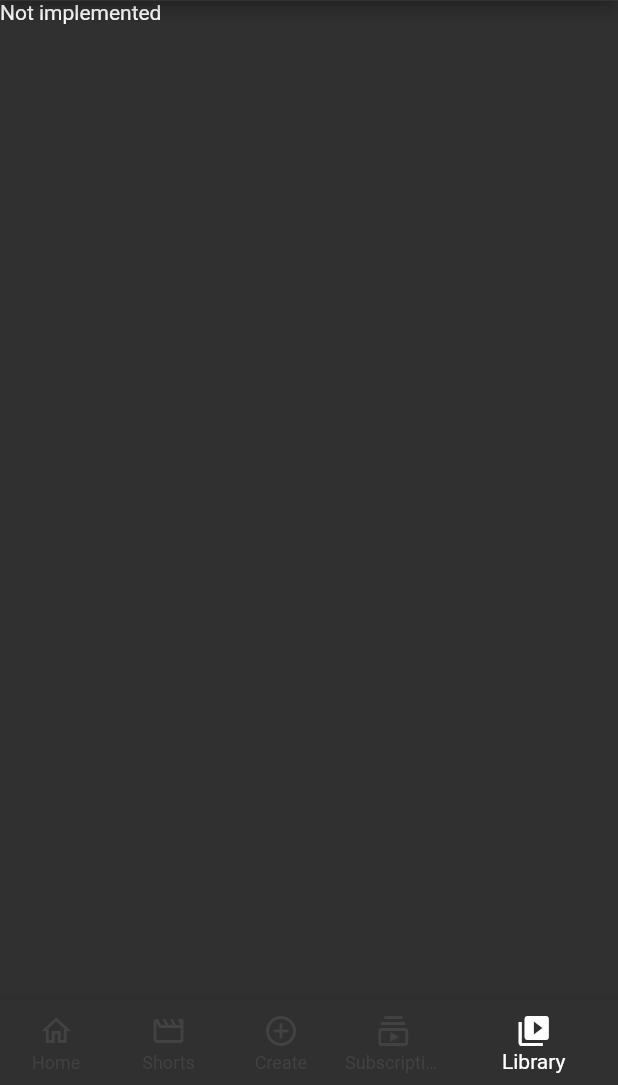
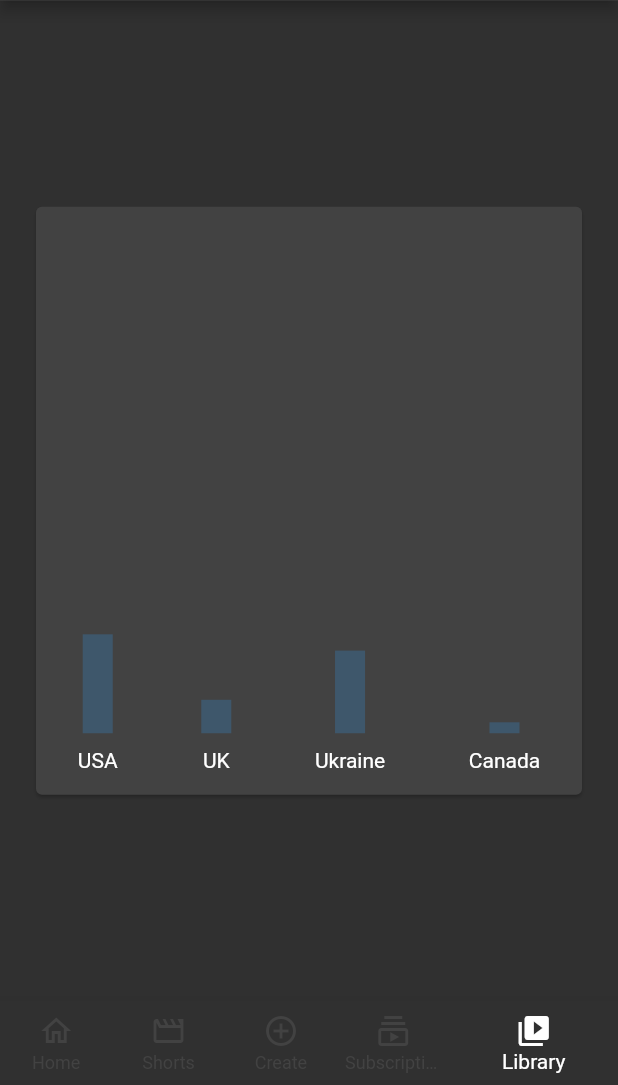
Before and after one commit to JeyM1/flutter_labs_kpi, a Flutter app: the screen it shows after launch, item 5 of the bottom bar chosen, on a phone screen of 412 x 824 dp, the part 151-1236 px from its top. Run offline on Flutter 3.47's test engine with Material 2 defaults, Android fonts, the phone set to English and light mode, and no system bars; our stand-ins replace flutter_svg, shared_preferences; network calls fail.

Commit message:
Added animations

```diff
--- a/lib/main.dart
+++ b/lib/main.dart
@@ -1,6 +1,7 @@
 import 'package:flutter/cupertino.dart';
 import 'package:flutter/material.dart';
 import 'package:flutter_svg/flutter_svg.dart';
+import 'package:lab1_flutter_dart_basics/pages/library_page.dart';
 import 'package:lab1_flutter_dart_basics/pages/subscriptions_page.dart';
 import 'package:provider/provider.dart';
 import 'package:shared_preferences/shared_preferences.dart';
@@ -129,7 +130,7 @@ class _AppState extends State<App> {
         SubscriptionsPage(
             totalSubscribeClicks: _totalSubscribeCount,
             onClick: incrementTotalSubsCount),
-        Text('Not implemented'),
+        LibraryPage(),
       ];
 
   @override
--- /dev/null
+++ b/lib/pages/library_page.dart
@@ -0,0 +1,146 @@
+import 'dart:math';
+
+import 'package:flutter/cupertino.dart';
+import 'package:flutter/material.dart';
+
+class AnimatedBarChartPart extends AnimatedWidget {
+  late final _sizeTween;
+  static final _opacityTween = Tween<double>(begin: 0.1, end: 1);
+
+  final Color color;
+  final String label;
+  final double percentage;
+
+  AnimatedBarChartPart(
+      {Key? key,
+      required Animation<double> animation,
+      required this.label,
+      required this.percentage,
+      required this.color})
+      : super(key: key, listenable: animation) {
+    this._sizeTween = Tween<double>(begin: 1, end: this.percentage);
+  }
+
+  @override
+  Widget build(BuildContext context) {
+    final animation = listenable as Animation<double>;
+    return Column(
+      mainAxisAlignment: MainAxisAlignment.end,
+      children: [
+        Opacity(
+          opacity: _opacityTween.evaluate(animation),
+          child: Container(
+            margin: const EdgeInsets.symmetric(vertical: 10),
+            color: color,
+            height: _sizeTween.evaluate(animation),
+            width: 20,
+          ),
+        ),
+        Row(
+          mainAxisAlignment: MainAxisAlignment.center,
+          children: [
+            Text(label),
+          ],
+        ),
+      ],
+    );
+  }
+}
+
+class AnimatedBarChart extends AnimatedWidget {
+  final Map<String, double> data;
+
+  const AnimatedBarChart(
+      {Key? key, required Animation<double> animation, required this.data})
+      : super(key: key, listenable: animation);
+  static final _colorTween = ColorTween(
+    begin: Colors.blue,
+    end: Colors.primaries[Random().nextInt(Colors.primaries.length)],
+  );
+
+  @override
+  Widget build(BuildContext context) {
+    final animation = listenable as Animation<double>;
+    return Padding(
+      padding: const EdgeInsets.symmetric(horizontal: 20),
+      child: SizedBox(
+        height: 400,
+        child: Card(
+          child: Padding(
+            padding: EdgeInsets.fromLTRB(0, 15, 0, 15),
+            child: Row(
+              mainAxisAlignment: MainAxisAlignment.spaceAround,
+              crossAxisAlignment: CrossAxisAlignment.center,
+              children: data.keys.map(
+                (key) => AnimatedBarChartPart(
+                  animation: animation,
+                  label: key,
+                  percentage: data[key]!,
+                  color: _colorTween.evaluate(animation)!,
+                ),
+              ).toList(),
+            ),
+          ),
+        ),
+      ),
+    );
+  }
+}
+
+class LibraryPage extends StatefulWidget {
+  LibraryPage();
+
+  @override
+  State<StatefulWidget> createState() => _LibraryPageState();
+}
+
+class _LibraryPageState extends State<LibraryPage>
+    with SingleTickerProviderStateMixin {
+  late Animation<double> animation;
+  late AnimationController controller;
+
+  @override
+  void initState() {
+    super.initState();
+    controller =
+        AnimationController(duration: const Duration(seconds: 3), vsync: this);
+    animation =
+        CurvedAnimation(parent: controller, curve: Curves.easeInOutCubic);
+          // ..addStatusListener((status) {
+          //   if (status == AnimationStatus.completed) {
+          //     controller.reverse();
+          //   } else if (status == AnimationStatus.dismissed) {
+          //     controller.forward();
+          //   }
+          // });
+    controller.forward();
+  }
+
+  @override
+  void dispose() {
+    controller.stop();
+    controller.dispose();
+    super.dispose();
+  }
+
+  @override
+  Widget build(BuildContext context) {
+    return CustomScrollView(slivers: [
+      SliverFillRemaining(
+        hasScrollBody: false,
+        child: Column(
+          mainAxisAlignment: MainAxisAlignment.center,
+          crossAxisAlignment: CrossAxisAlignment.center,
+          children: [
+            AnimatedBarChart(animation: animation, data: {
+              "USA": 300,
+              "UK": 99,
+              "Ukraine": 250,
+              "Canada": 30
+            })
+          ],
+        ),
+      ),
+    ]);
+  }
+}
```
